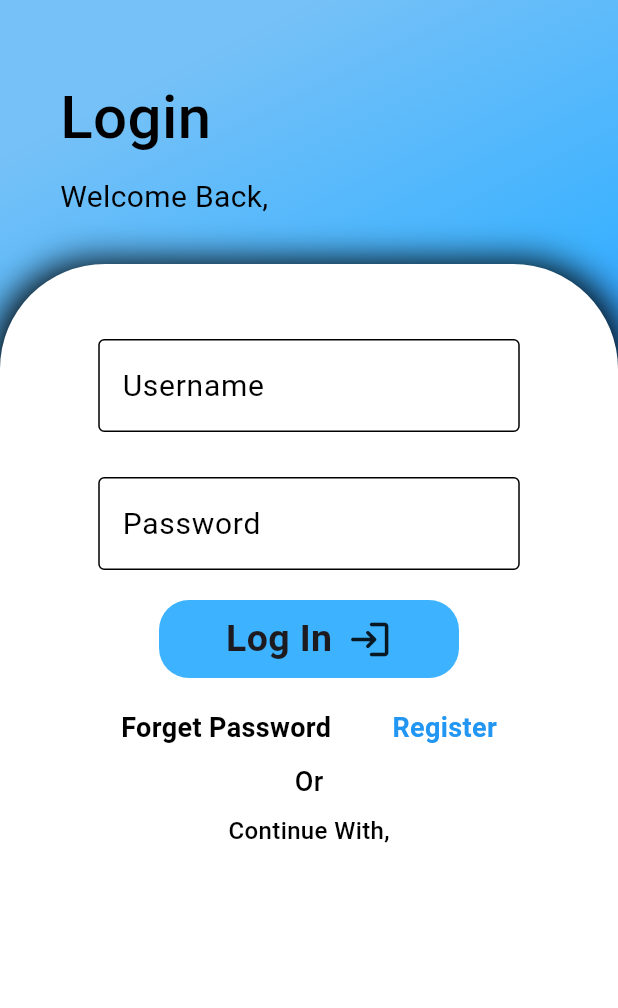
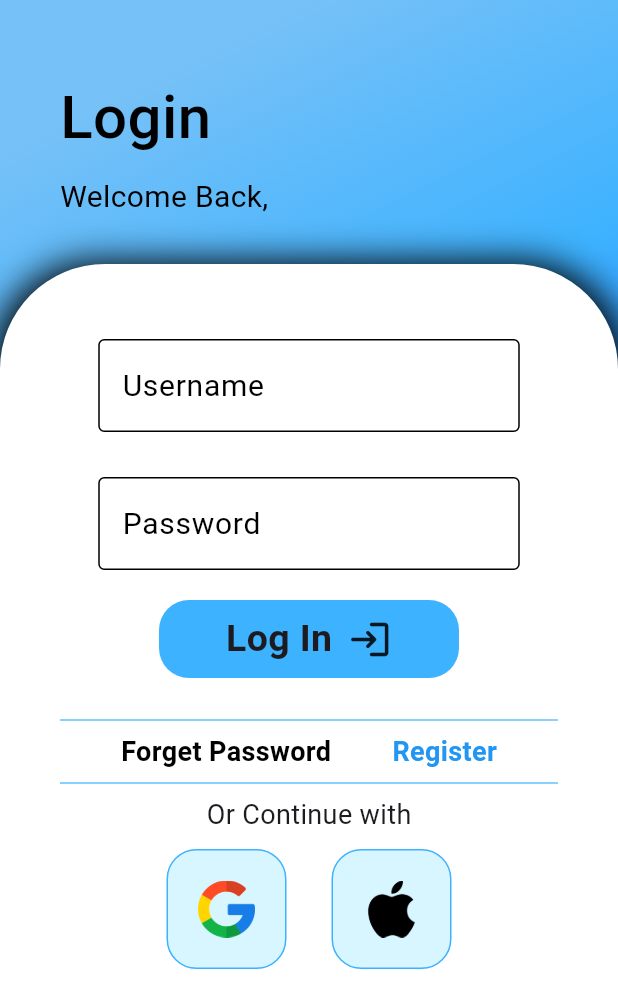
Before and after one commit to HarshanaWAJ/i_tour, a Flutter app: the screen it shows after launch, after a tap on "Get Start", on a phone screen of 412 x 824 dp. Shown: the top 1008 px of the screen. Run offline on Flutter 3.47's test engine with Material 3 defaults, Android fonts, the phone set to English and light mode, and no system bars.

Commit message:
Login UI Completed

```diff
--- /dev/null
+++ b/lib/components/image_button.dart
@@ -0,0 +1,23 @@
+import 'package:flutter/material.dart';
+
+class MyImageButton extends StatelessWidget {
+  final String imagePath;
+  const MyImageButton({
+    super.key,
+    required this.imagePath,
+  });
+
+  @override
+  Widget build(BuildContext context) {
+    return Container(
+      padding: const EdgeInsets.all(20.0),
+      decoration: BoxDecoration(
+        border: Border.all(color: const Color(0xFF3DB2FF)),
+        borderRadius: BorderRadius.circular(20.0),
+        color: Color.fromARGB(40, 0, 195, 255),
+      ),
+      height: 80.0,
+      child: Image.asset(imagePath),
+    );
+  }
+}
--- a/lib/pages/login.dart
+++ b/lib/pages/login.dart
@@ -1,4 +1,5 @@
 import 'package:flutter/material.dart';
+import 'package:i_tour/components/image_button.dart';
 import 'package:i_tour/components/my_button.dart';
 import 'package:i_tour/components/textfield.dart';
 
@@ -96,12 +97,16 @@ class LoginPage extends StatelessWidget {
                         ),
                         MyButton(
                           onTap: () {
-                            // Assign an anonymous function directly
+                            //Logics to Login
                             Navigator.pushNamed(context, '/register');
                           },
                         ),
                         const SizedBox(
                           height: 20.0,
+                        ),
+                        const Divider(
+                          color: Color(0xFF3DB2FF),
+                          thickness: 0.8,
                         ),
                         Row(
                           mainAxisAlignment: MainAxisAlignment.spaceEvenly,
@@ -121,6 +126,7 @@ class LoginPage extends StatelessWidget {
                               alignment: Alignment.bottomRight,
                               child: GestureDetector(
                                 onTap: () {
+                                  debugPrint("Tapped on Login");
                                   // Navigate to the "/register" route
                                   Navigator.pushNamed(context, '/register');
                                 },
@@ -136,27 +142,36 @@ class LoginPage extends StatelessWidget {
                             ),
                           ],
                         ),
+                        const Row(
+                          children: [
+                            Expanded(
+                              child: Divider(
+                                color: Color(0xFF3DB2FF),
+                                thickness: 0.8,
+                              ),
+                            ),
+                          ],
+                        ),
+                        const Text(
+                          "Or Continue with",
+                          style: TextStyle(fontSize: 18.0),
+                        ),
                         const SizedBox(
                           height: 10.0,
                         ),
-                        const Text(
-                          "Or",
-                          style: TextStyle(
-                            color: Colors.black,
-                            fontSize: 18.0,
-                            fontWeight: FontWeight.w500,
-                          ),
-                        ),
-                        const SizedBox(
-                          height: 8.0,
-                        ),
-                        const Text(
-                          "Continue With,",
-                          style: TextStyle(
-                            color: Colors.black,
-                            fontSize: 16.0,
-                            fontWeight: FontWeight.w500,
-                          ),
+                        const Row(
+                          mainAxisAlignment: MainAxisAlignment.center,
+                          children: [
+                            //Google
+                            MyImageButton(
+                              imagePath: "lib/assets/google.png",
+                            ),
+                            SizedBox(
+                              width: 30.0,
+                            ),
+                            //Apple
+                            MyImageButton(imagePath: "lib/assets/apple.png")
+                          ],
                         )
                       ],
                     ),
```
Also changed, not shown: lib/assets/apple.png (added), lib/assets/google.png (added).
